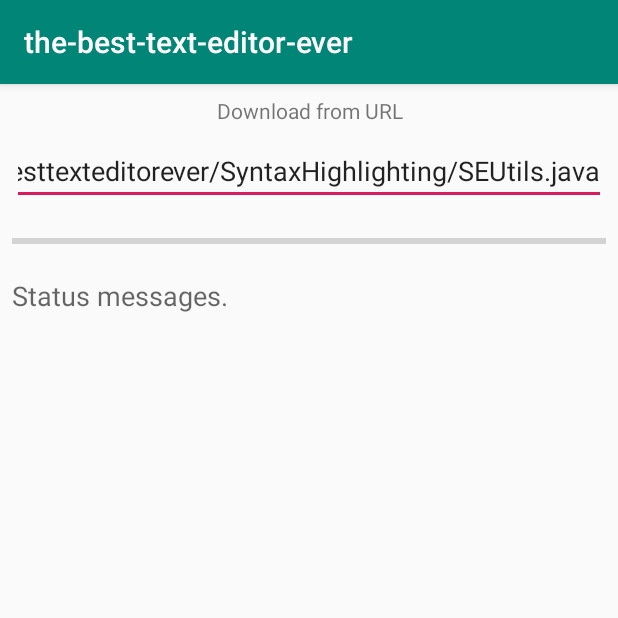
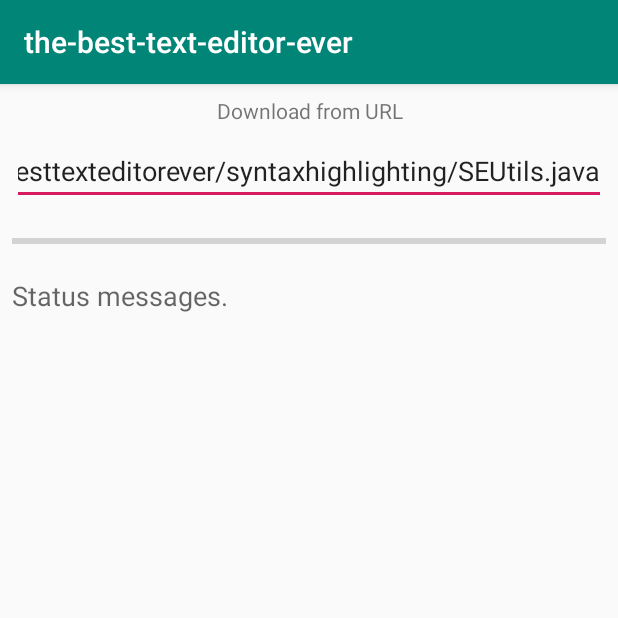
Before and after one commit to HenryFBP/the-best-text-editor-ever, an Android app: the ActivityDownloadFile screen opened directly, with no data from a screen before it, on a phone screen of 412 x 824 dp, the top half of it. Run offline under Robolectric (Android 15) with nearby library versions, the phone set to English and light mode, and no system bars.

Commit message:
fix capitalized path for downloading file

```diff
--- a/the-best-text-editor-ever/app/src/main/res/layout/activity_download_file.xml
+++ b/the-best-text-editor-ever/app/src/main/res/layout/activity_download_file.xml
@@ -20,7 +20,7 @@
             android:id="@+id/editTextFilename"
             android:layout_margin="8dp"
             android:inputType="text"
-            android:text="https://raw.githubusercontent.com/HenryFBP/the-best-text-editor-ever/master/the-best-text-editor-ever/app/src/main/java/cooldomainname/com/thebesttexteditorever/SyntaxHighlighting/SEUtils.java"
+            android:text="https://raw.githubusercontent.com/HenryFBP/the-best-text-editor-ever/master/the-best-text-editor-ever/app/src/main/java/cooldomainname/com/thebesttexteditorever/syntaxhighlighting/SEUtils.java"
             android:layout_marginTop="8dp"/>
     <ProgressBar
             style="?android:attr/progressBarStyleHorizontal"
```
